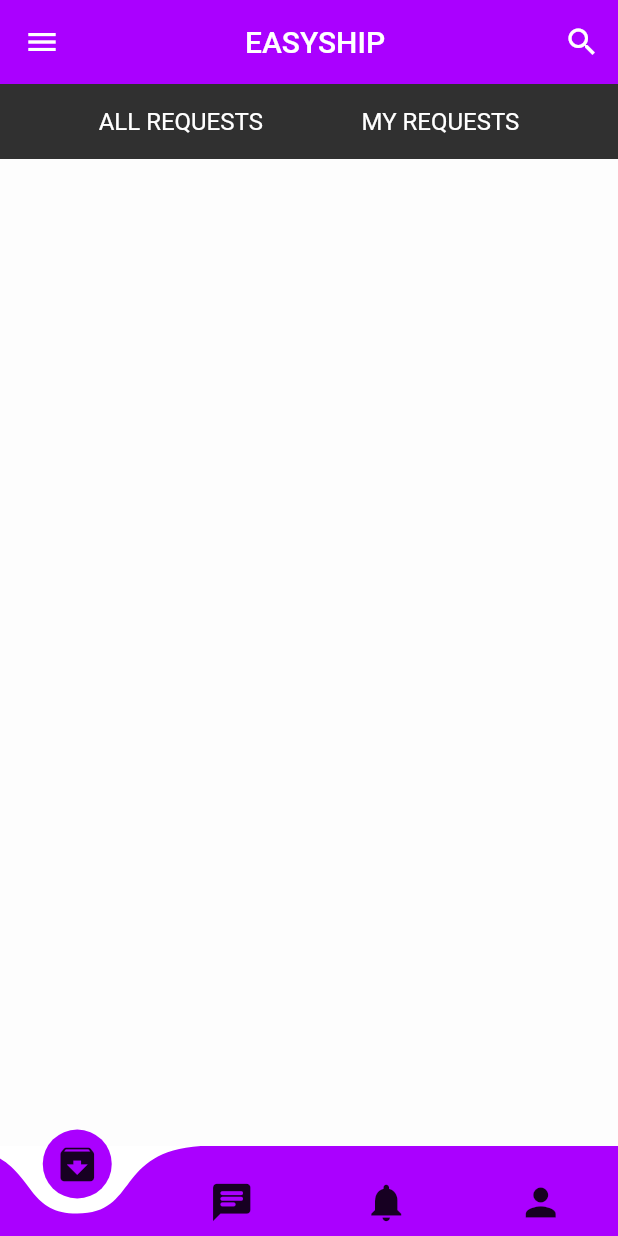
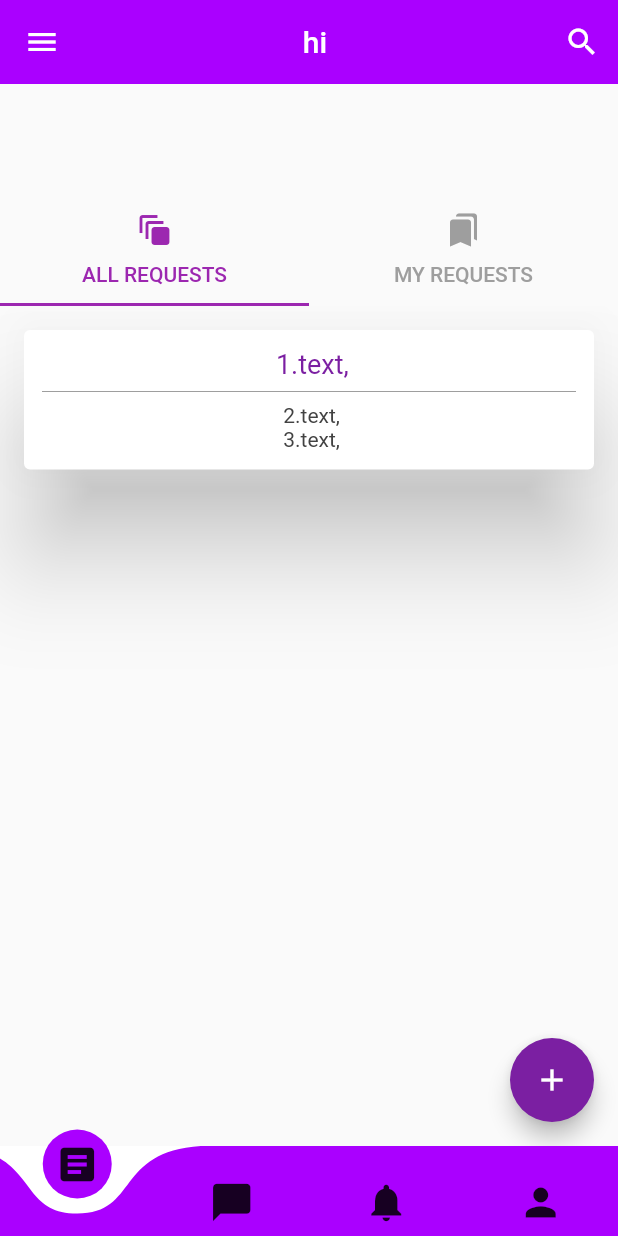
Before and after one commit to wajihtl/stage_flutter, a Flutter app: the Navigation screen opened directly, on a phone screen of 412 x 824 dp. Run offline on Flutter 3.47's test engine with Material 2 defaults, Android fonts, the phone set to English and light mode, and no system bars; drawn by our look-alikes of curved_navigation_bar; missing offline and left inert: vertical_card_pager.

Commit message:
request tab + retouches

```diff
--- a/lib/screens/explore_screen.dart
+++ /dev/null
@@ -1,42 +0,0 @@
-import 'package:flutter/material.dart';
-// import 'package:travel/components/main.dart';
-
-class Explore extends StatelessWidget {
-  @override
-  Widget build(BuildContext context) {
-    return Container(
-      color: Colors.white54,
-      child: Column(
-        children: <Widget>[
-          Container(
-            color: Colors.grey[850],
-            child: SizedBox(
-              height: 50.0,
-              child: Row(
-                crossAxisAlignment: CrossAxisAlignment.center,
-                mainAxisAlignment: MainAxisAlignment.spaceEvenly,
-                children: <Widget>[
-                  Text(
-                    'ALL REQUESTS',
-                    style: TextStyle(
-                      color: Colors.white,
-                      fontSize: 16.0,
-                    ),
-                  ),
-                  Text(
-                    'MY REQUESTS',
-                    style: TextStyle(
-                      color: Colors.white,
-                      fontSize: 16.0,
-                    ),
-                  ),
-                ],
-              ),
-            ),
-          ),
-         // Main(),
-        ],
-      ),
-    );
-  }
-}
--- /dev/null
+++ b/lib/tabs/Requests.dart
@@ -0,0 +1,48 @@
+import 'package:easyship/widgets/Card.dart';
+import 'package:easyship/widgets/app_bar.dart';
+import 'package:flutter/material.dart';
+
+class Requests extends StatelessWidget {
+  @override
+  Widget build(BuildContext context) {
+    return MaterialApp(
+      debugShowCheckedModeBanner: false,
+      home: DefaultTabController(
+        length: 2,
+        child: Scaffold(
+          appBar: AppBar(
+            backgroundColor: Colors.transparent,
+            toolbarHeight: 74.0,
+            elevation: 0.0,
+            bottom: const TabBar(
+              indicatorColor: Colors.purple,
+              labelColor: Colors.purple,
+              unselectedLabelColor: Colors.grey,
+              tabs: [
+                Tab(
+                    text: 'ALL REQUESTS',
+                    icon: Icon(Icons.auto_awesome_motion)),
+                Tab(text: 'MY REQUESTS', icon: Icon(Icons.bookmarks_rounded)),
+              ],
+            ),
+          ),
+          body: TabBarView(
+            children: [
+              quoteTemplate(),
+              quoteTemplate(),
+            ],
+          ),
+          floatingActionButton: FloatingActionButton(
+            onPressed: () {
+              // Add your onPressed code here!
+            },
+            child: const Icon(
+              Icons.add,
+            ),
+            backgroundColor: Colors.purple[700],
+          ),
+        ),
+      ),
+    );
+  }
+}
--- /dev/null
+++ b/lib/widgets/Card.dart
@@ -0,0 +1,148 @@
+import 'package:flutter/cupertino.dart';
+import 'package:flutter/material.dart';
+import 'package:vertical_card_pager/vertical_card_pager.dart';
+
+Widget quoteTemplate() {
+  return SingleChildScrollView(
+    child: Column(
+      children: [
+        Card(
+            elevation: 30.0,
+            margin: const EdgeInsets.fromLTRB(16.0, 16.0, 16.0, 0),
+            child: Padding(
+              padding: const EdgeInsets.all(12.0),
+              child: Column(
+                crossAxisAlignment: CrossAxisAlignment.center,
+                children: <Widget>[
+                  Text(
+                    " 1.text,",
+                    style: TextStyle(
+                      fontSize: 18.0,
+                      color: Colors.purple[700],
+                    ),
+                  ),
+                  Divider(
+                    color: Colors.grey,
+                  ),
+                  Text(
+                    " 2.text,",
+                    style: TextStyle(
+                      fontSize: 14.0,
+                      color: Colors.grey[800],
+                    ),
+                  ),
+                  Text(
+                    " 3.text,",
+                    style: TextStyle(
+                      fontSize: 14.0,
+                      color: Colors.grey[800],
+                    ),
+                  ),
+                ],
+              ),
+            )),
+      ],
+    ),
+  );
+}
+
+/*
+
+@override
+Widget quoteTemplate() {
+  final List<String> titles = [
+    "",
+    "YELLOW",
+    "BLACK",
+    "CYAN",
+    "BLUE",
+    "GREY",
+  ];
+
+  final List<Widget> images = [
+    Container(
+      child: Card(
+          elevation: 30.0,
+          //  margin: const EdgeInsets.fromLTRB(16.0, 16.0, 16.0, 0),
+          child: Padding(
+            padding: const EdgeInsets.all(12.0),
+            child: Column(
+              crossAxisAlignment: CrossAxisAlignment.center,
+              children: <Widget>[
+                Text(
+                  " 1.text,",
+                  style: TextStyle(
+                    fontSize: 12.0,
+                    color: Colors.purple[700],
+                  ),
+                ),
+                Divider(
+                  color: Colors.grey,
+                ),
+                Text(
+                  " 2.text,",
+                  style: TextStyle(
+                    fontSize: 10.0,
+                    color: Colors.grey[800],
+                  ),
+                ),
+                Text(
+                  " 3.text,",
+                  style: TextStyle(
+                    fontSize: 10.0,
+                    color: Colors.grey[800],
+                  ),
+                ),
+              ],
+            ),
+          )),
+    ),
+    Card(
+      elevation: 30.0,
+      // margin: const EdgeInsets.fromLTRB(16.0, 16.0, 16.0, 0),
+    ),
+    Container(
+      color: Colors.black,
+    ),
+    Container(
+      color: Colors.cyan,
+    ),
+    Container(
+      color: Colors.blue,
+    ),
+    Container(
+      color: Colors.grey,
+    ),
+  ];
+  return Scaffold(
+    body: SafeArea(
+      child: Column(
+        children: <Widget>[
+          Expanded(
+            child: Container(
+              child: VerticalCardPager(
+                  titles: titles,
+                  // required
+                  images: images,
+                  // required
+                  textStyle: TextStyle(color: Colors.blue, fontSize: 2.0),
+                  // optional
+                  onPageChanged: (page) {
+                    // optional
+                  },
+                  onSelectedItem: (index) {
+                    print(index);
+                    // optional
+                  },
+                  initialPage: 0,
+                  // optional
+                  align: ALIGN.CENTER // optional
+                  ),
+            ),
+          ),
+        ],
+      ),
+    ),
+  );
+}
+*/
--- a/lib/widgets/app_bar.dart
+++ b/lib/widgets/app_bar.dart
@@ -1,6 +1,6 @@
 import 'package:flutter/material.dart';
 
-Widget appBar() {
+Widget appBar(title) {
   return AppBar(
     elevation: 0.0,
     backgroundColor: Colors.purpleAccent[700],
@@ -8,7 +8,7 @@
       child: Padding(
         padding: const EdgeInsets.fromLTRB(0, 0, 0, 0),
         child: Text(
-          'EASYSHIP',
+          title,
         ),
       ),
     ),
--- a/lib/widgets/navigation.dart
+++ b/lib/widgets/navigation.dart
@@ -1,9 +1,9 @@
 import 'package:curved_navigation_bar/curved_navigation_bar.dart';
+import 'package:easyship/tabs/Profile.dart';
 import 'package:flutter/material.dart';
-import '../screens/explore_screen.dart';
+import '../tabs/Requests.dart';
 import '../widgets/app_bar.dart';
 import '../widgets/drawer.dart';
-import 'package:font_awesome_flutter/font_awesome_flutter.dart';
 
 class Navigation extends StatefulWidget {
   Navigation({Key key}) : super(key: key);
@@ -14,11 +14,12 @@
 
 class _NavigationState extends State<Navigation> {
   int _selectedIndex = 0;
+  String title = 'hi';
   static List<Widget> _widgetOptions = <Widget>[
-    Explore(),
-    Center(child: Text('Home Screen')),
-    Center(child: Text('Rewards Screen')),
-    Center(child: Text('Profile Screen')),
+    Requests(),
+    Center(child: Text('chat Screen')),
+    Center(child: Text('notifs Screen')),
+    //ProfileTab(),
   ];
 
   void _onItemTapped(int index) {
@@ -27,32 +28,57 @@
     });
   }
 
+  void _changeTitle(int index) {
+    switch (index) {
+      case 0:
+        setState(() {
+          title = 'HOME';
+        });
+        break;
+      case 1:
+        setState(() {
+          title = 'CHAT';
+        });
+        break;
+
+      case 2:
+        setState(() {
+          title = 'NOTIFICATIONS';
+        });
+        break;
+      case 3:
+        setState(() {
+          title = 'PROFILE';
+        });
+        break;
+    }
+  }
+
   @override
   Widget build(BuildContext context) {
     return Scaffold(
       drawer: drawer(),
-      appBar: appBar(),
+      appBar: appBar(title),
       body: IndexedStack(
         index: _selectedIndex,
         children: _widgetOptions,
       ),
       bottomNavigationBar: CurvedNavigationBar(
         height: 60,
-        color:Colors.purpleAccent[700],
+        color: Colors.purpleAccent[700],
         backgroundColor: Colors.white,
         items: <Widget>[
-          Icon(Icons.archive, size: 30),
-          Icon(Icons.chat_rounded, size: 30),
+          Icon(Icons.article, size: 30),
+          Icon(Icons.chat_bubble_rounded, size: 30),
           Icon(Icons.notifications, size: 30),
           Icon(Icons.person, size: 30),
         ],
         onTap: (index) {
           _selectedIndex = index;
           _onItemTapped(index);
+          _changeTitle(index);
         },
       ),
-
-
 
       // ################ nawa3 akher taa bottom bar ################"
       /* bottomNavigationBar: SizedBox(
@@ -88,9 +114,6 @@
           backgroundColor: Colors.grey[850],
         ),
        ), */
-
-
-
     );
   }
 }
--- a/pubspec.yaml
+++ b/pubspec.yaml
@@ -19,8 +19,9 @@
 dependencies:
   flutter:
     sdk: flutter
-  font_awesome_flutter: ^8.8.1
+
   curved_navigation_bar: ^1.0.1
+  vertical_card_pager: ^1.5.0
 
   # The following adds the Cupertino Icons font to your application.
   # Use with the CupertinoIcons class for iOS style icons.
```
Also changed, not shown: lib/tabs/Profile.dart (added, +115 -0 lines), pubspec.lock.
